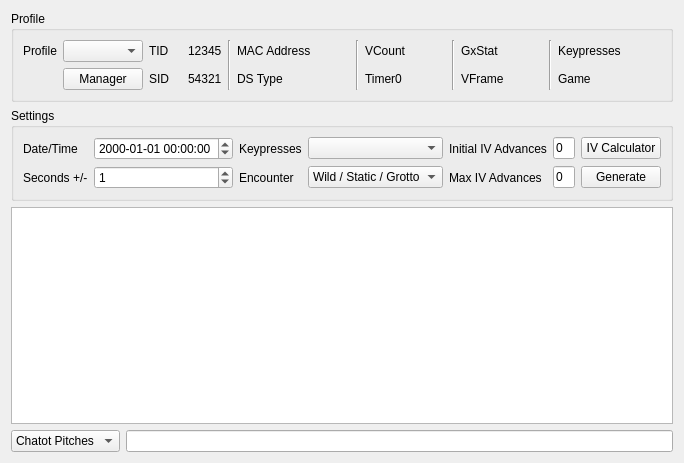
Above: Form/Gen5/Tools/AdjacentSeeds.ui from Admiral-Fish/PokeFinder before the change. Below: the same form after it.
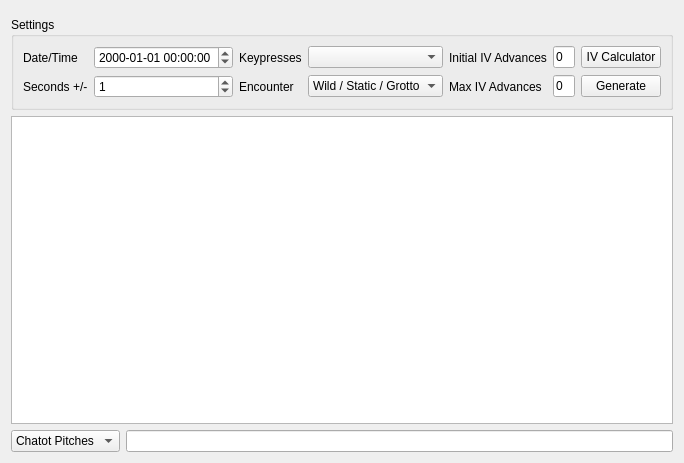
That is the form after the change. Custom widgets are drawn as their Qt base class.

```diff
--- a/Form/Gen5/Tools/AdjacentSeeds.ui
+++ b/Form/Gen5/Tools/AdjacentSeeds.ui
@@ -6,7 +6,7 @@
    <rect>
     <x>0</x>
     <y>0</y>
-    <width>667</width>
+    <width>682</width>
     <height>463</height>
    </rect>
   </property>
@@ -14,169 +14,10 @@
    <string>Adjacent Seeds</string>
   </property>
   <layout class="QGridLayout" name="gridLayout">
-   <item row="0" column="0">
-    <widget class="QGroupBox" name="groupBoxProfile">
-     <property name="title">
-      <string>Profile</string>
-     </property>
-     <layout class="QGridLayout" name="gridLayout_5">
-      <item row="0" column="0">
-       <widget class="QLabel" name="labelProfile">
-        <property name="text">
-         <string>Profile</string>
-        </property>
-       </widget>
-      </item>
-      <item row="0" column="1">
-       <widget class="QComboBox" name="comboBoxProfiles"/>
-      </item>
-      <item row="1" column="1">
-       <widget class="QPushButton" name="pushButtonProfileManager">
-        <property name="text">
-         <string>Manager</string>
-        </property>
-       </widget>
-      </item>
-      <item row="0" column="2">
-       <widget class="QLabel" name="labelProfileTID">
-        <property name="text">
-         <string>TID</string>
-        </property>
-       </widget>
-      </item>
-      <item row="0" column="3">
-       <widget class="QLabel" name="labelProfileTIDValue">
-        <property name="text">
-         <string notr="true">12345</string>
-        </property>
-       </widget>
-      </item>
-      <item row="1" column="2">
-       <widget class="QLabel" name="labelProfileSID">
-        <property name="text">
-         <string>SID</string>
-        </property>
-       </widget>
-      </item>
-      <item row="1" column="3">
-       <widget class="QLabel" name="labelProfileSIDValue">
-        <property name="text">
-         <string notr="true">54321</string>
-        </property>
-       </widget>
-      </item>
-      <item row="0" column="4" rowspan="2">
-       <widget class="Line" name="line_4">
-        <property name="orientation">
-         <enum>Qt::Orientation::Vertical</enum>
-        </property>
-       </widget>
-      </item>
-      <item row="0" column="5">
-       <widget class="QLabel" name="labelProfileMACAddress">
-        <property name="text">
-         <string>MAC Address</string>
-        </property>
-       </widget>
-      </item>
-      <item row="0" column="6">
-       <widget class="QLabel" name="labelProfileMACAddressValue"/>
-      </item>
-      <item row="1" column="5">
-       <widget class="QLabel" name="labelProfileDSType">
-        <property name="text">
-         <string>DS Type</string>
-        </property>
-       </widget>
-      </item>
-      <item row="1" column="6">
-       <widget class="QLabel" name="labelProfileDSTypeValue"/>
-      </item>
-      <item row="0" column="7" rowspan="2">
-       <widget class="Line" name="line_3">
-        <property name="orientation">
-         <enum>Qt::Orientation::Vertical</enum>
-        </property>
-       </widget>
-      </item>
-      <item row="0" column="8">
-       <widget class="QLabel" name="labelProfileVCount">
-        <property name="text">
-         <string>VCount</string>
-        </property>
-       </widget>
-      </item>
-      <item row="0" column="9">
-       <widget class="QLabel" name="labelProfileVCountValue"/>
-      </item>
-      <item row="1" column="8">
-       <widget class="QLabel" name="labelProfileTimer0">
-        <property name="text">
-         <string>Timer0</string>
-        </property>
-       </widget>
-      </item>
-      <item row="1" column="9">
-       <widget class="QLabel" name="labelProfileTimer0Value"/>
-      </item>
-      <item row="0" column="10" rowspan="2">
-       <widget class="Line" name="line_2">
-        <property name="orientation">
-         <enum>Qt::Orientation::Vertical</enum>
-        </property>
-       </widget>
-      </item>
-      <item row="0" column="11">
-       <widget class="QLabel" name="labelProfileGxStat">
-        <property name="text">
-         <string>GxStat</string>
-        </property>
-       </widget>
-      </item>
-      <item row="0" column="12">
-       <widget class="QLabel" name="labelProfileGxStatValue"/>
-      </item>
-      <item row="1" column="11">
-       <widget class="QLabel" name="labelProfileVFrame">
-        <property name="text">
-         <string>VFrame</string>
-        </property>
-       </widget>
-      </item>
-      <item row="1" column="12">
-       <widget class="QLabel" name="labelProfileVFrameValue"/>
-      </item>
-      <item row="0" column="13" rowspan="2">
-       <widget class="Line" name="line">
-        <property name="orientation">
-         <enum>Qt::Orientation::Vertical</enum>
-        </property>
-       </widget>
-      </item>
-      <item row="0" column="14">
-       <widget class="QLabel" name="labelProfileKeypresses">
-        <property name="text">
-         <string>Keypresses</string>
-        </property>
-       </widget>
-      </item>
-      <item row="0" column="15">
-       <widget class="QLabel" name="labelProfileKeypressesValue"/>
-      </item>
-      <item row="1" column="14">
-       <widget class="QLabel" name="labelProfileGame">
-        <property name="text">
-         <string>Game</string>
-        </property>
-       </widget>
-      </item>
-      <item row="1" column="15">
-       <widget class="QLabel" name="labelProfileGameValue"/>
-      </item>
-     </layout>
-    </widget>
+   <item row="0" column="0" colspan="2">
+    <widget class="ProfileDisplay5" name="profileDisplay" native="true"/>
    </item>
-   <item row="1" column="0">
+   <item row="1" column="0" colspan="2">
     <widget class="QGroupBox" name="groupBoxSettings">
      <property name="title">
       <string>Settings</string>
@@ -184,12 +25,6 @@
      <layout class="QGridLayout" name="gridLayoutSettings">
       <item row="1" column="1">
        <widget class="QSpinBox" name="spinBoxSeconds">
-        <property name="minimum">
-         <number>0</number>
-        </property>
-        <property name="maximum">
-         <number>99</number>
-        </property>
         <property name="value">
          <number>1</number>
         </property>
@@ -292,46 +127,28 @@
      </layout>
     </widget>
    </item>
-   <item row="2" column="0">
+   <item row="2" column="0" colspan="2">
     <widget class="TableView" name="tableView"/>
    </item>
    <item row="3" column="0">
-    <widget class="QWidget" name="widgetPreview" native="true">
-     <layout class="QHBoxLayout" name="horizontalLayoutPreview">
-      <property name="leftMargin">
-       <number>0</number>
+    <widget class="QComboBox" name="comboBoxPreviewMode">
+     <item>
+      <property name="text">
+       <string>Chatot Pitches</string>
       </property>
-      <property name="topMargin">
-       <number>0</number>
+     </item>
+     <item>
+      <property name="text">
+       <string>Save Needles</string>
       </property>
-      <property name="rightMargin">
-       <number>0</number>
-      </property>
-      <property name="bottomMargin">
-       <number>0</number>
-      </property>
-      <item>
-       <widget class="QComboBox" name="comboBoxPreviewMode">
-        <item>
-         <property name="text">
-          <string>Chatot Pitches</string>
-         </property>
-        </item>
-        <item>
-         <property name="text">
-          <string>Save Needles</string>
-         </property>
-        </item>
-       </widget>
-      </item>
-      <item>
-       <widget class="QLineEdit" name="lineEditPreview">
-        <property name="readOnly">
-         <bool>true</bool>
-        </property>
-       </widget>
-      </item>
-     </layout>
+     </item>
+    </widget>
+   </item>
+   <item row="3" column="1">
+    <widget class="QLineEdit" name="lineEditPreview">
+     <property name="readOnly">
+      <bool>true</bool>
+     </property>
     </widget>
    </item>
   </layout>
@@ -352,6 +169,12 @@
    <extends>QDateTimeEdit</extends>
    <header>Form/Controls/DateTimeEdit.hpp</header>
   </customwidget>
+  <customwidget>
+   <class>ProfileDisplay5</class>
+   <extends>QWidget</extends>
+   <header>Form/Gen5/Profile/ProfileDisplay5.hpp</header>
+   <container>1</container>
+  </customwidget>
  </customwidgets>
  <resources/>
  <connections/>
```
